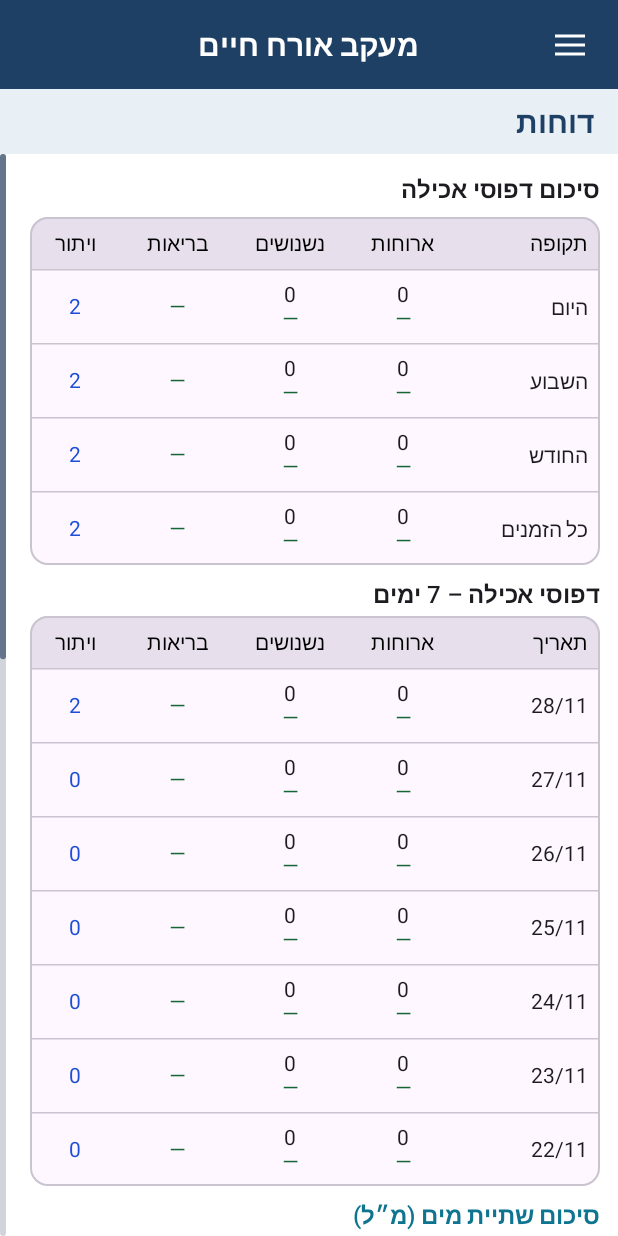
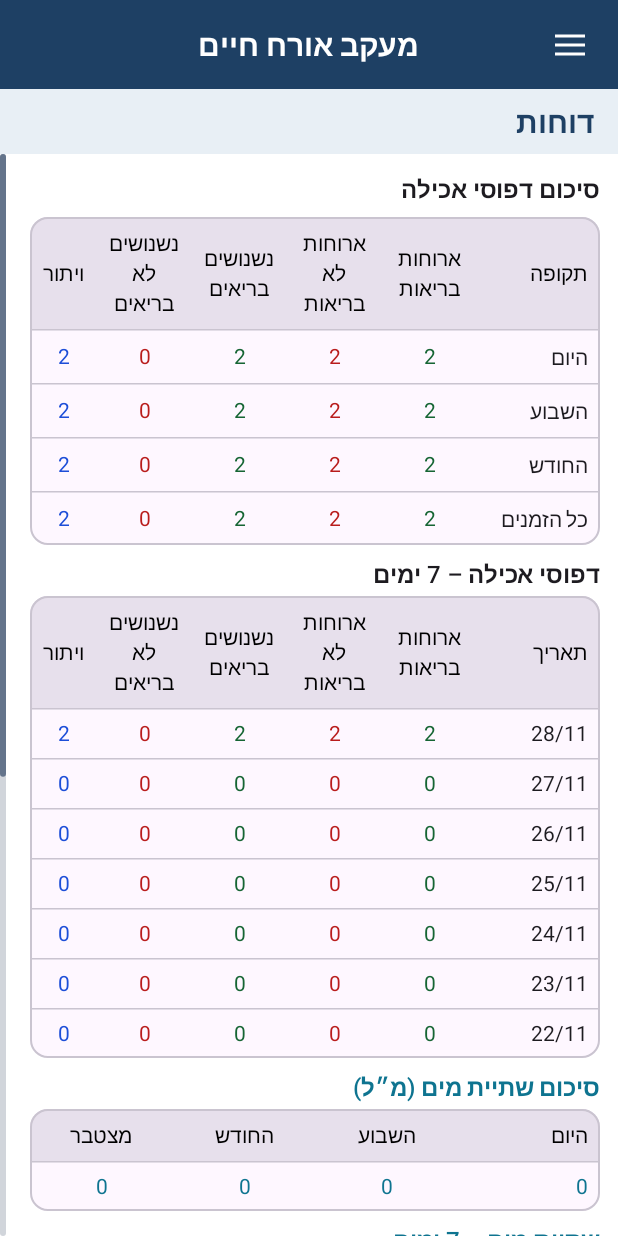
Before and after one commit to shabydevelop-code/LifeTrack, an Android app built with Jetpack Compose: the ReportsScreen screen opened through its navigation route, on a phone screen of 412 x 824 dp. Run offline under Robolectric (Android 15) with nearby library versions, the phone set to English and light mode, and no system bars.

Commit message:
Use binary food reporting and count healthy and unhealthy meals and snacks

```diff
--- a/app/src/main/java/com/shabydevelop/eattrack/EatingRepository.kt
+++ b/app/src/main/java/com/shabydevelop/eattrack/EatingRepository.kt
@@ -76,8 +76,8 @@ class EatingRepository(context: Context) : EatingDataSource {
 
     private fun foodStats(start: Long, end: Long): FoodStats {
         val groups = mutableMapOf<String, FoodGroup>()
-        db.readableDatabase.rawQuery("SELECT food_kind, COUNT(*), SUM(COALESCE(healthy_percent, CASE event_type WHEN 'HEALTHY' THEN 100 ELSE 0 END)) FROM unhealthy_eating_events WHERE event_type IN ('HEALTHY','UNHEALTHY') AND created_at >= ? AND created_at < ? GROUP BY food_kind", arrayOf(start.toString(), end.toString())).use {
-            while (it.moveToNext()) groups[it.getString(0)] = FoodGroup(it.getLong(1), it.getLong(2))
+        db.readableDatabase.rawQuery("SELECT food_kind, COUNT(*), SUM(COALESCE(healthy_percent, CASE event_type WHEN 'HEALTHY' THEN 100 ELSE 0 END)), SUM(CASE WHEN COALESCE(healthy_percent, CASE event_type WHEN 'HEALTHY' THEN 100 ELSE 0 END) >= 50 THEN 1 ELSE 0 END) FROM unhealthy_eating_events WHERE event_type IN ('HEALTHY','UNHEALTHY') AND created_at >= ? AND created_at < ? GROUP BY food_kind", arrayOf(start.toString(), end.toString())).use {
+            while (it.moveToNext()) groups[it.getString(0)] = FoodGroup(it.getLong(1), it.getLong(2), it.getLong(3))
         }
         return FoodStats(groups["MEAL"] ?: FoodGroup(), groups["SNACK"] ?: FoodGroup(), groups[""] ?: FoodGroup())
     }
--- a/shared/src/commonMain/kotlin/com/shabydevelop/eattrack/CounterScreen.kt
+++ b/shared/src/commonMain/kotlin/com/shabydevelop/eattrack/CounterScreen.kt
@@ -19,17 +19,6 @@ import androidx.compose.ui.unit.dp
 
 @Composable
 fun CounterScreen(report: EatingReport, error: Boolean, increment: (EventType) -> Unit, addActivity: (ActivityKind, Int) -> Unit, addWater: (Int) -> Unit, busy: Boolean, addFood: (FoodKind, Int) -> Unit, banner: @Composable (androidx.compose.ui.unit.Dp) -> Unit, openWeight: () -> Unit) {
-    var foodKind by remember { mutableStateOf<FoodKind?>(null) }
-    foodKind?.let { kind ->
-        AlertDialog(onDismissRequest = { foodKind = null }, title = { Text(kind.label, style = UiTypography.sectionTitle) },
-            text = { Column(Modifier.visibleVerticalScroll(rememberScrollState()), verticalArrangement = Arrangement.spacedBy(UiSpacing.normal)) {
-                listOf(100,75,50,25,0).forEach { percent ->
-                    AppOutlinedButton(onClick = { foodKind = null; addFood(kind, percent) }, enabled = !busy, modifier = Modifier.fillMaxWidth().heightIn(min = UiSpacing.touch)) {
-                        Text("$percent% בריאה", style = UiTypography.secondaryAction)
-                    }
-                }
-            } }, confirmButton = {}, dismissButton = { AppTextButton(onClick = { foodKind = null }) { Text("ביטול", style = UiTypography.secondaryAction) } })
-    }
     var activityDialog by androidx.compose.runtime.saveable.rememberSaveable { mutableStateOf(false) }
     if (activityDialog) ActivityDialog(busy, { activityDialog = false }, { kind, minutes -> activityDialog = false; addActivity(kind, minutes) })
     var waterDialog by androidx.compose.runtime.saveable.rememberSaveable { mutableStateOf(false) }
@@ -44,8 +33,10 @@ fun CounterScreen(report: EatingReport, error: Boolean, increment: (EventType) -
         banner(availableHeight)
         Spacer(Modifier.height(UiSpacing.homeBannerGap))
         HabitActions(listOf(
-            HabitActionSpec("ארוחה", UiColors.primary, HabitSymbol.FOOD, !busy) { foodKind = FoodKind.MEAL },
-            HabitActionSpec("נשנוש", UiColors.primary, HabitSymbol.UNHEALTHY, !busy) { foodKind = FoodKind.SNACK },
+            HabitActionSpec("ארוחה בריאה", UiColors.healthy, HabitSymbol.FOOD, !busy) { addFood(FoodKind.MEAL, 100) },
+            HabitActionSpec("ארוחה לא בריאה", UiColors.unhealthy, HabitSymbol.FOOD, !busy) { addFood(FoodKind.MEAL, 0) },
+            HabitActionSpec("נשנוש בריא", UiColors.healthy, HabitSymbol.UNHEALTHY, !busy) { addFood(FoodKind.SNACK, 100) },
+            HabitActionSpec("נשנוש לא בריא", UiColors.unhealthy, HabitSymbol.UNHEALTHY, !busy) { addFood(FoodKind.SNACK, 0) },
             HabitActionSpec("ויתרתי על הפיתוי", UiColors.avoided, HabitSymbol.AVOIDED, !busy) { increment(EventType.AVOIDED) },
             HabitActionSpec("שתיית מים", UiColors.water, HabitSymbol.WATER, !busy) { waterDialog = true },
             HabitActionSpec("פעילות אירובית", UiColors.aerobic, HabitSymbol.ACTIVITY, !busy) { activityDialog = true },
--- a/shared/src/commonMain/kotlin/com/shabydevelop/eattrack/EatingEvent.kt
+++ b/shared/src/commonMain/kotlin/com/shabydevelop/eattrack/EatingEvent.kt
@@ -6,3 +6,5 @@ val EventType.isFood get() = this == EventType.HEALTHY || this == EventType.UNHE
 
 data class EatingEvent(val id: Long, val timestamp: Long, val type: EventType, val reasons: List<EatingReason> = emptyList(), val activity: ActivityKind? = null, val minutes: Int = 0, val milliliters: Int = 0, val foodKind: FoodKind? = null, val healthyPercent: Int? = if (type.isFood) (if (type == EventType.HEALTHY) 100 else 0) else null)
 data class HistoryPage(val events: List<EatingEvent>, val hasMore: Boolean)
+
+val EatingEvent.classifiedType: EventType get() = if (type.isFood) { if ((healthyPercent ?: if (type == EventType.HEALTHY) 100 else 0) >= 50) EventType.HEALTHY else EventType.UNHEALTHY } else type
--- a/shared/src/commonMain/kotlin/com/shabydevelop/eattrack/EatingReport.kt
+++ b/shared/src/commonMain/kotlin/com/shabydevelop/eattrack/EatingReport.kt
@@ -5,9 +5,10 @@ data class EatingReport(val today: Long = 0, val week: Long = 0, val month: Long
     val total: Long = 0, val days: List<DayCount> = emptyList(),
     val todayLabel: String = "", val weekLabel: String = "", val monthLabel: String = "", val totalLabel: String = "", val healthyToday: Long = 0, val healthyWeek: Long = 0, val healthyMonth: Long = 0, val healthyTotal: Long = 0, val avoidedToday: Long = 0, val avoidedWeek: Long = 0, val avoidedMonth: Long = 0, val avoidedTotal: Long = 0, val activity: ActivityReport = ActivityReport(), val water: WaterReport = WaterReport(), val foodToday: FoodStats = FoodStats(), val foodWeek: FoodStats = FoodStats(), val foodMonth: FoodStats = FoodStats(), val foodTotal: FoodStats = FoodStats())
 
-data class FoodGroup(val count: Long = 0, val percentSum: Long = 0) {
+data class FoodGroup(val count: Long = 0, val percentSum: Long = 0, val healthyCount: Long = 0) {
+    val unhealthyCount: Long get() = count - healthyCount
     val average: Long? get() = if (count == 0L) null else (percentSum + count / 2) / count
 }
 data class FoodStats(val meals: FoodGroup = FoodGroup(), val snacks: FoodGroup = FoodGroup(), val unclassified: FoodGroup = FoodGroup()) {
-    val overall: FoodGroup get() = FoodGroup(meals.count + snacks.count + unclassified.count, meals.percentSum + snacks.percentSum + unclassified.percentSum)
+    val overall: FoodGroup get() = FoodGroup(meals.count + snacks.count + unclassified.count, meals.percentSum + snacks.percentSum + unclassified.percentSum, meals.healthyCount + snacks.healthyCount + unclassified.healthyCount)
 }
--- a/shared/src/commonMain/kotlin/com/shabydevelop/eattrack/EditEventDialog.kt
+++ b/shared/src/commonMain/kotlin/com/shabydevelop/eattrack/EditEventDialog.kt
@@ -15,9 +15,8 @@ import androidx.compose.ui.text.input.KeyboardType
 @Composable
 fun EditEventDialog(event: EatingEvent, model: CounterViewModel, clock: AppClock, dateTimeFields: @Composable (Long, Boolean, (Long) -> Unit) -> Unit, dismiss: () -> Unit) {
     var timestamp by remember(event.id) { mutableLongStateOf(event.timestamp) }
-    var type by remember(event.id) { mutableStateOf(event.type) }
+    var type by remember(event.id) { mutableStateOf(event.classifiedType) }
     var foodKind by remember(event.id) { mutableStateOf(event.foodKind) }
-    var percent by remember(event.id) { mutableIntStateOf(event.healthyPercent ?: 100) }
     var reasons by remember(event.id) { mutableStateOf(event.reasons.toSet()) }
     var activity by remember(event.id) { mutableStateOf(event.activity ?: ActivityKind.WALK) }
     var minutes by remember(event.id) { mutableStateOf(if (event.minutes > 0) event.minutes.toString() else "30") }
@@ -42,10 +41,6 @@ fun EditEventDialog(event: EatingEvent, model: CounterViewModel, clock: AppClock
                     Column(Modifier.selectableGroup()) {
                         EditChoice("טרם סווג", foodKind == null, !model.busy) { foodKind = null }
                         FoodKind.entries.forEach { kind -> EditChoice(kind.label, foodKind == kind, !model.busy) { foodKind = kind } }
-                    }
-                    Text("אחוז בריא")
-                    Column(Modifier.selectableGroup()) {
-                        listOf(100,75,50,25,0).forEach { p -> EditChoice("$p%", percent == p, !model.busy) { percent = p } }
                     }
                 }
                 if (type.isFood || type == EventType.AVOIDED) {
@@ -73,7 +68,7 @@ fun EditEventDialog(event: EatingEvent, model: CounterViewModel, clock: AppClock
         },
         confirmButton = { AppTextButton(enabled = valid && !model.busy, onClick = {
             failed = false
-            model.updateEvent(event.copy(timestamp = timestamp, type = if (type.isFood) (if (percent == 100) EventType.HEALTHY else EventType.UNHEALTHY) else type, foodKind = if (type.isFood) foodKind else null, healthyPercent = if (type.isFood) percent else null, reasons = reasons.toList(), activity = if (type == EventType.AEROBIC) activity else null, minutes = if (type == EventType.AEROBIC) minutes.toInt() else 0, milliliters = if (type == EventType.WATER) water.toInt() else 0)) { ok -> if (ok) dismiss() else failed = true }
+            model.updateEvent(event.copy(timestamp = timestamp, type = type, foodKind = if (type.isFood) foodKind else null, healthyPercent = if (type.isFood) (if (type == EventType.HEALTHY) 100 else 0) else null, reasons = reasons.toList(), activity = if (type == EventType.AEROBIC) activity else null, minutes = if (type == EventType.AEROBIC) minutes.toInt() else 0, milliliters = if (type == EventType.WATER) water.toInt() else 0)) { ok -> if (ok) dismiss() else failed = true }
         }) { Text("שמירה", style = UiTypography.secondaryAction) } },
         dismissButton = { AppTextButton(enabled = !model.busy, onClick = dismiss) { Text("ביטול", style = UiTypography.secondaryAction) } })
 }
--- a/shared/src/commonMain/kotlin/com/shabydevelop/eattrack/HistoryScreen.kt
+++ b/shared/src/commonMain/kotlin/com/shabydevelop/eattrack/HistoryScreen.kt
@@ -89,10 +89,10 @@ fun HistoryScreen(model: CounterViewModel, formatDate: (Long) -> String, formatT
                 }
                 val time = formatTime(event.timestamp)
                 val displayType = if (event.type.isFood) event.foodKind?.label ?: "טרם סווג" else event.type.label
-                val reasons = if (event.type.isFood) listOf("${event.healthyPercent}% בריאה", event.reasons.joinToString(" · ") { it.label }).filter { it.isNotEmpty() }.joinToString(" · ") else if (event.type == EventType.AEROBIC) "${event.activity?.label ?: ""} · ${event.minutes} דקות" else if (event.type == EventType.WATER) "${event.milliliters} מ״ל" else event.reasons.joinToString(" · ") { it.label }
+                val reasons = if (event.type.isFood) listOf(if (event.classifiedType == EventType.HEALTHY) "בריא" else "לא בריא", event.reasons.joinToString(" · ") { it.label }).filter { it.isNotEmpty() }.joinToString(" · ") else if (event.type == EventType.AEROBIC) "${event.activity?.label ?: ""} · ${event.minutes} דקות" else if (event.type == EventType.WATER) "${event.milliliters} מ״ל" else event.reasons.joinToString(" · ") { it.label }
                 Row(Modifier.fillMaxWidth(), verticalAlignment = androidx.compose.ui.Alignment.CenterVertically) {
                 HistoryCells(timeWidth, time, displayType, reasons.ifEmpty { "—" },
-                    typeColor = when (event.type) { EventType.HEALTHY -> reportColors[0]; EventType.UNHEALTHY -> reportColors[1]; EventType.AVOIDED -> reportColors[2]; EventType.AEROBIC -> UiColors.aerobic; EventType.WATER -> UiColors.water },
+                    typeColor = when (event.classifiedType) { EventType.HEALTHY -> reportColors[0]; EventType.UNHEALTHY -> reportColors[1]; EventType.AVOIDED -> reportColors[2]; EventType.AEROBIC -> UiColors.aerobic; EventType.WATER -> UiColors.water },
                     modifier = Modifier.weight(1f).clearAndSetSemantics {
                         contentDescription = "$date, שעה $time, $displayType, " + if (reasons.isEmpty()) "לא צוינו סיבות" else "פרטים: $reasons"
                     })
--- a/shared/src/commonMain/kotlin/com/shabydevelop/eattrack/ReportTable.kt
+++ b/shared/src/commonMain/kotlin/com/shabydevelop/eattrack/ReportTable.kt
@@ -80,69 +80,59 @@ fun MetricValue(value: String, color: Color, modifier: Modifier = Modifier) {
     Text(value, modifier = modifier, color = color, style = UiTypography.tableCell, textAlign = TextAlign.Center)
 }
 
-private fun FoodGroup.percentText(): String = average?.let { "$it%" } ?: "—"
-
-
 @Composable
 fun PeriodTable(rows: List<PeriodRow>, showRanges: Boolean, firstLabel: String = "תקופה") {
-    val weights = listOf(1.25f, 1f, 1f, 1f, 0.8f)
-    val labels = listOf(firstLabel, "ארוחות", "נשנושים", "בריאות", "ויתור")
-    val neutral = MaterialTheme.colorScheme.onSurface
+    val weights = listOf(1.3f, 1f, 1f, 1f, 1f, 0.7f)
+    val labels = listOf(firstLabel, "ארוחות בריאות", "ארוחות לא בריאות", "נשנושים בריאים", "נשנושים לא בריאים", "ויתור")
+    val colors = listOf(UiColors.healthy, UiColors.unhealthy, UiColors.healthy, UiColors.unhealthy, UiColors.avoided)
     TableFrame {
         TableHeading(labels, weights)
         rows.forEach { row ->
             val food = row.food
-            val values = listOf(food.meals.count.toString(), food.snacks.count.toString(), food.overall.percentText(), row.counts[2].toString())
+            val values = listOf(food.meals.healthyCount, food.meals.unhealthyCount, food.snacks.healthyCount, food.snacks.unhealthyCount, row.counts[2])
             HorizontalDivider()
             TableLine(weights, Modifier.padding(vertical = UiSpacing.normal).clearAndSetSemantics {
-                contentDescription = row.label + (if (showRanges) ", " + row.range else "") +
-                    ", ארוחות: ${food.meals.count}, בריאות ארוחות: ${food.meals.percentText()}, נשנושים: ${food.snacks.count}, בריאות נשנושים: ${food.snacks.percentText()}, בריאות כללית: ${food.overall.percentText()}, טרם סווגו: ${food.unclassified.count}, ויתורים: ${row.counts[2]}"
+                contentDescription = row.label + (if (showRanges) ", " + row.range else "") + ", " +
+                    values.mapIndexed { index, value -> "${labels[index + 1]}: $value" }.joinToString(", ") +
+                    ", טרם סווגו: ${food.unclassified.count}"
             }) { i ->
                 if (i == 0) Column {
                     Text(row.label, style = UiTypography.tableCell)
                     if (showRanges) Text(row.range, style = UiTypography.supporting)
                     if (food.unclassified.count > 0) Text("טרם סווגו: ${food.unclassified.count}", style = UiTypography.supporting)
-                 } else if (i == 1 || i == 2) {
-                    val group = if (i == 1) food.meals else food.snacks
-                    Column(horizontalAlignment = Alignment.CenterHorizontally) {
-                        MetricValue(group.count.toString(), neutral)
-                        MetricValue(group.percentText(), UiColors.healthy)
-                    }
-                } else MetricValue(values[i-1], if (i == 3) UiColors.healthy else UiColors.avoided)
+                } else MetricValue(values[i - 1].toString(), colors[i - 1])
             }
         }
     }
 }
 
-private data class DailySummaryRow(val label: String, val value: String, val color: Color, val health: String? = null, val combined: Boolean = false)
+private data class DailySummaryRow(val label: String, val value: String, val color: Color)
 
 @Composable
 fun DailySummary(report: EatingReport) {
     val food = report.foodToday
     val neutral = MaterialTheme.colorScheme.onSurface
     val rows = buildList {
-        add(DailySummaryRow("ארוחות", food.meals.count.toString(), neutral, food.meals.percentText()))
-        add(DailySummaryRow("נשנושים", food.snacks.count.toString(), neutral, food.snacks.percentText()))
-        if (food.unclassified.count > 0) add(DailySummaryRow("טרם סווגו", food.unclassified.count.toString(), neutral, food.unclassified.percentText()))
-        add(DailySummaryRow("סה״כ אכילה", food.overall.count.toString(), neutral, food.overall.percentText()))
-        add(DailySummaryRow("ויתור על פיתוי", report.avoidedToday.toString(), UiColors.avoided, "—"))
-        add(DailySummaryRow("שתיית מים", "${report.water.today.milliliters} מ״ל", UiColors.water, combined = true))
-        add(DailySummaryRow("פעילות אירובית", "${report.activity.today.minutes} דק׳", UiColors.aerobic, combined = true))
+        add(DailySummaryRow("ארוחות בריאות", food.meals.healthyCount.toString(), UiColors.healthy))
+        add(DailySummaryRow("ארוחות לא בריאות", food.meals.unhealthyCount.toString(), UiColors.unhealthy))
+        add(DailySummaryRow("נשנושים בריאים", food.snacks.healthyCount.toString(), UiColors.healthy))
+        add(DailySummaryRow("נשנושים לא בריאים", food.snacks.unhealthyCount.toString(), UiColors.unhealthy))
+        if (food.unclassified.count > 0) add(DailySummaryRow("טרם סווגו", food.unclassified.count.toString(), neutral))
+        add(DailySummaryRow("סה״כ אכילה", food.overall.count.toString(), neutral))
+        add(DailySummaryRow("ויתור על פיתוי", report.avoidedToday.toString(), UiColors.avoided))
+        add(DailySummaryRow("שתיית מים", "${report.water.today.milliliters} מ״ל", UiColors.water))
+        add(DailySummaryRow("פעילות אירובית", "${report.activity.today.minutes} דק׳", UiColors.aerobic))
     }
-    val weights = listOf(2f, 1f, 1f)
+    val weights = listOf(2f, 1f)
     Column(Modifier.fillMaxWidth(), verticalArrangement = Arrangement.spacedBy(UiSpacing.normal)) {
         SectionHeader("סיכום יומי")
         TableFrame {
-            TableHeading(listOf("סוג דיווח", "כמות", "בריאות"), weights)
+            TableHeading(listOf("סוג דיווח", "כמות"), weights)
             rows.forEach { row ->
                 HorizontalDivider()
-                TableLine(if (row.combined) listOf(2f, 2f) else weights, Modifier.padding(vertical = UiSpacing.normal)
-                    .clearAndSetSemantics { contentDescription = "${row.label}: ${row.value}" + (row.health?.takeIf { it != "—" }?.let { ", בריאות: $it" } ?: "") }) { i ->
-                    when (i) {
-                        0 -> Text(row.label, color = row.color, style = UiTypography.tableCell)
-                        1 -> MetricValue(row.value, row.color)
-                        2 -> MetricValue(row.health ?: "—", if (row.health == "—") neutral else UiColors.healthy)
-                    }
+                TableLine(weights, Modifier.padding(vertical = UiSpacing.small).clearAndSetSemantics { contentDescription = "${row.label}: ${row.value}" }) { i ->
+                    if (i == 0) Text(row.label, color = row.color, style = UiTypography.tableCell)
+                    else MetricValue(row.value, row.color)
                 }
             }
         }
```
